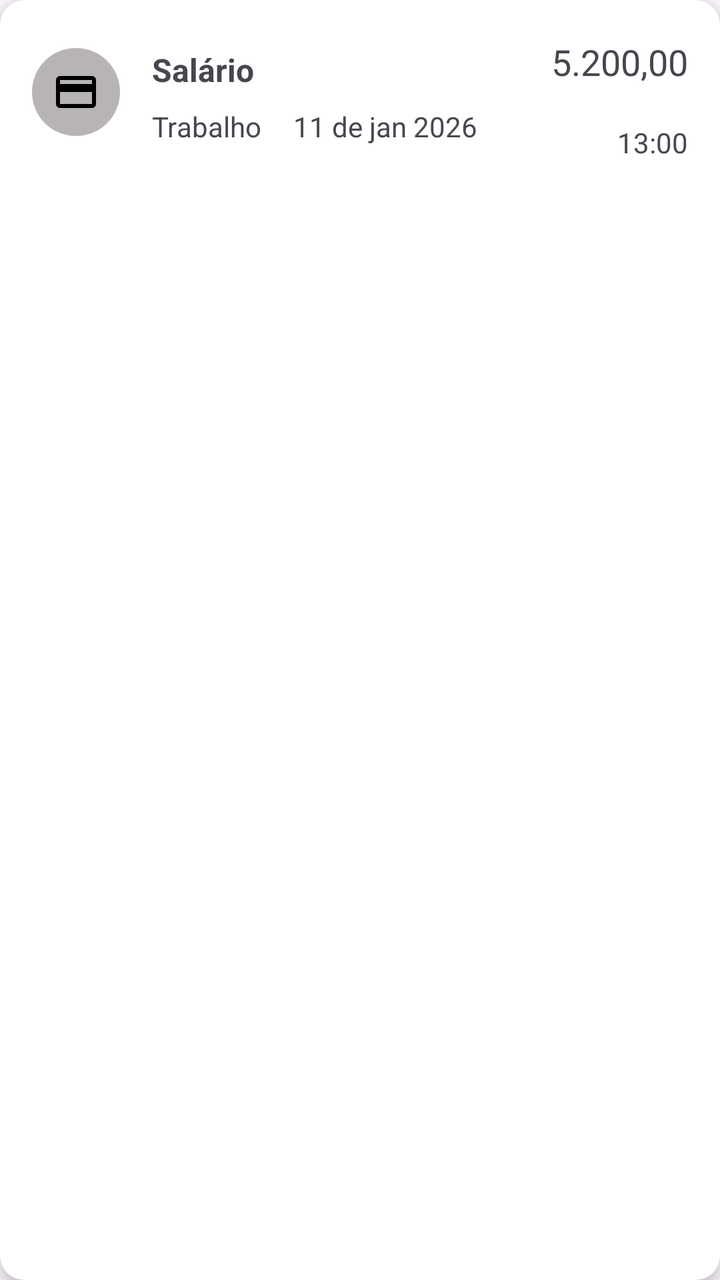
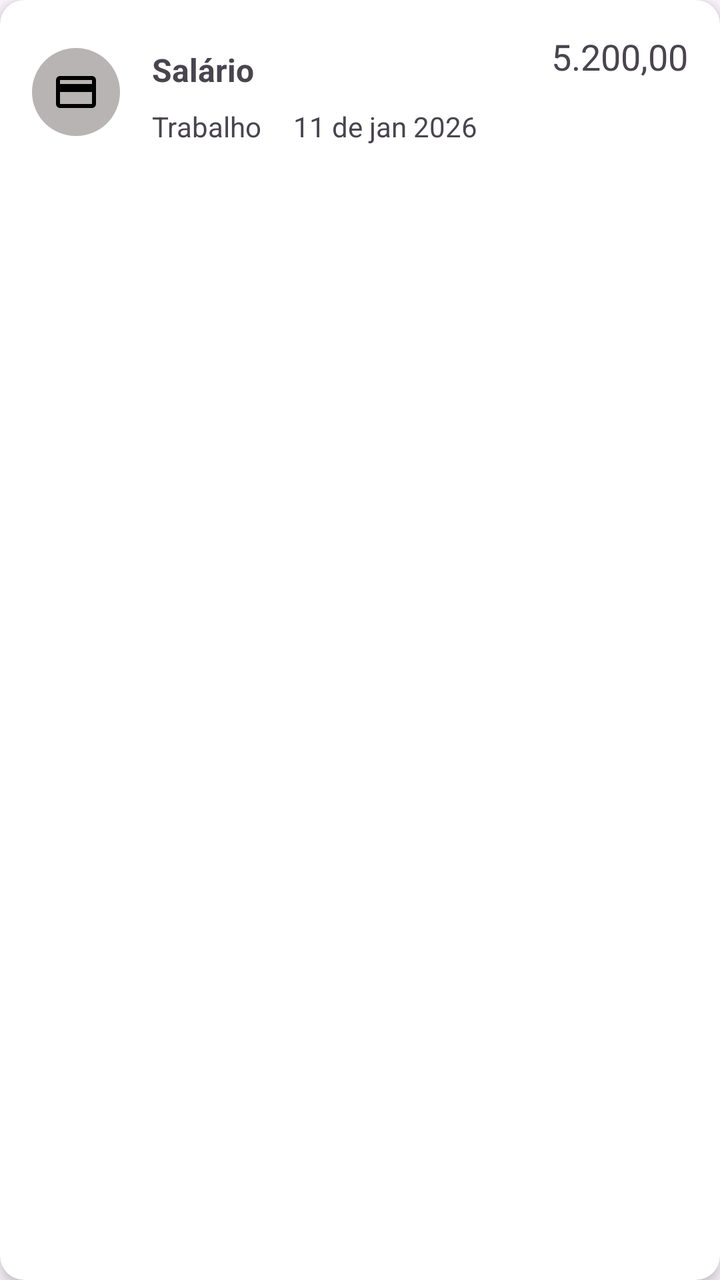

An Android layout rendered at two revisions. The XML below is the earlier revision; the diff shows what the commit changed to produce the second picture.
<!-- AndroidManifest.xml: application theme Theme.ContaCerta -->
<!-- res/layout/item_transacoes.xml -->
<?xml version="1.0" encoding="utf-8"?>
<androidx.cardview.widget.CardView
    android:id="@+id/itemCardTransacao"
    xmlns:android="http://schemas.android.com/apk/res/android"
    xmlns:app="http://schemas.android.com/apk/res-auto"
    android:layout_width="match_parent"
    android:layout_height="wrap_content"
    android:layout_margin="4dp"
    app:cardElevation="4dp"
    app:cardCornerRadius="12dp">

    <androidx.constraintlayout.widget.ConstraintLayout
        android:layout_width="match_parent"
        android:layout_height="wrap_content">

        <ImageView
            android:id="@+id/ivItemTransacao"
            android:layout_width="wrap_content"
            android:layout_height="wrap_content"
            android:layout_marginStart="16dp"
            android:layout_marginTop="24dp"
            android:background="@drawable/fundo_image_item_transacao"
            android:padding="10dp"
            app:layout_constraintStart_toStartOf="parent"
            app:layout_constraintTop_toTopOf="parent"
            app:srcCompat="@drawable/ic_salario" />

        <TextView
            android:id="@+id/tvItemTituloTransacaco"
            android:layout_width="wrap_content"
            android:layout_height="wrap_content"
            android:layout_marginStart="16dp"
            android:text="Salário"
            android:textSize="16sp"
            android:textStyle="bold"
            app:layout_constraintStart_toEndOf="@+id/ivItemTransacao"
            app:layout_constraintTop_toTopOf="@+id/ivItemTransacao" />

        <TextView
            android:id="@+id/tvItemCategoriaTransacao"
            android:layout_width="wrap_content"
            android:layout_height="wrap_content"
            android:layout_marginStart="16dp"
            android:layout_marginTop="8dp"
            android:layout_marginBottom="24dp"
            android:text="Trabalho"
            app:layout_constraintBottom_toBottomOf="parent"
            app:layout_constraintStart_toEndOf="@+id/ivItemTransacao"
            app:layout_constraintTop_toBottomOf="@+id/tvItemTituloTransacaco" />

        <TextView
            android:id="@+id/tvItemDataTransacao"
            android:layout_width="wrap_content"
            android:layout_height="wrap_content"
            android:layout_marginStart="16dp"
            android:text="11 de jan 2026"
            app:layout_constraintBottom_toBottomOf="@+id/tvItemCategoriaTransacao"
            app:layout_constraintStart_toEndOf="@+id/tvItemCategoriaTransacao"
            app:layout_constraintTop_toTopOf="@+id/tvItemCategoriaTransacao" />

        <TextView
            android:id="@+id/tvItemHoraTransacao"
            android:layout_width="wrap_content"
            android:layout_height="wrap_content"
            android:layout_marginEnd="16dp"
            android:layout_marginBottom="16dp"
            android:text="13:00"
            app:layout_constraintBottom_toBottomOf="parent"
            app:layout_constraintEnd_toEndOf="parent" />

        <TextView
            android:id="@+id/tvItemValorTransacao"
            android:layout_width="wrap_content"
            android:layout_height="wrap_content"
            android:layout_marginEnd="16dp"
            android:text="5.200,00"
            android:textSize="18sp"
            app:layout_constraintBottom_toTopOf="@+id/tvItemHoraTransacao"
            app:layout_constraintEnd_toEndOf="parent"
            app:layout_constraintTop_toTopOf="parent" />
    </androidx.constraintlayout.widget.ConstraintLayout>

</androidx.cardview.widget.CardView>
<!-- resources referenced by this layout -->
<resources>
  <!-- drawable fundo_image_item_transacao (drawable) -->
  <?xml version="1.0" encoding="utf-8"?>
  <shape xmlns:android="http://schemas.android.com/apk/res/android"
          android:shape="oval">
  
          <solid android:color="@color/cinza" />
          <size android:width="40dp" android:height="40dp" />
  
   </shape>
  <!-- drawable ic_salario (drawable) -->
  <vector xmlns:android="http://schemas.android.com/apk/res/android" android:height="24dp" android:tint="#000000" android:viewportHeight="960" android:viewportWidth="960" android:width="24dp">
        
      <path android:fillColor="@android:color/white" android:pathData="M880,240L880,720Q880,753 856.5,776.5Q833,800 800,800L160,800Q127,800 103.5,776.5Q80,753 80,720L80,240Q80,207 103.5,183.5Q127,160 160,160L800,160Q833,160 856.5,183.5Q880,207 880,240ZM160,320L800,320L800,240Q800,240 800,240Q800,240 800,240L160,240Q160,240 160,240Q160,240 160,240L160,320ZM160,480L160,720Q160,720 160,720Q160,720 160,720L800,720Q800,720 800,720Q800,720 800,720L800,480L160,480ZM160,720L160,720Q160,720 160,720Q160,720 160,720L160,240Q160,240 160,240Q160,240 160,240L160,240Q160,240 160,240Q160,240 160,240L160,720Q160,720 160,720Q160,720 160,720Z"/>
      
  </vector>
  <style name="Theme.ContaCerta" parent="Base.Theme.ContaCerta" />
  <color name="cinza">#B8B4B4</color>
  <style name="Base.Theme.ContaCerta" parent="Theme.Material3.DayNight.NoActionBar">
          
          
      </style>
</resources>

<!-- the commit's change to res/layout/item_transacoes.xml (unified diff, before → after) -->
@@ -1,5 +1,5 @@
 <?xml version="1.0" encoding="utf-8"?>
-<androidx.cardview.widget.CardView
+<androidx.cardview.widget.CardView xmlns:tools="http://schemas.android.com/tools"
     android:id="@+id/itemCardTransacao"
     xmlns:android="http://schemas.android.com/apk/res/android"
     xmlns:app="http://schemas.android.com/apk/res-auto"
@@ -59,23 +59,13 @@
             app:layout_constraintTop_toTopOf="@+id/tvItemCategoriaTransacao" />
 
         <TextView
-            android:id="@+id/tvItemHoraTransacao"
-            android:layout_width="wrap_content"
-            android:layout_height="wrap_content"
-            android:layout_marginEnd="16dp"
-            android:layout_marginBottom="16dp"
-            android:text="13:00"
-            app:layout_constraintBottom_toBottomOf="parent"
-            app:layout_constraintEnd_toEndOf="parent" />
-
-        <TextView
             android:id="@+id/tvItemValorTransacao"
             android:layout_width="wrap_content"
             android:layout_height="wrap_content"
+            android:layout_marginTop="16dp"
             android:layout_marginEnd="16dp"
             android:text="5.200,00"
             android:textSize="18sp"
-            app:layout_constraintBottom_toTopOf="@+id/tvItemHoraTransacao"
             app:layout_constraintEnd_toEndOf="parent"
             app:layout_constraintTop_toTopOf="parent" />
     </androidx.constraintlayout.widget.ConstraintLayout>
